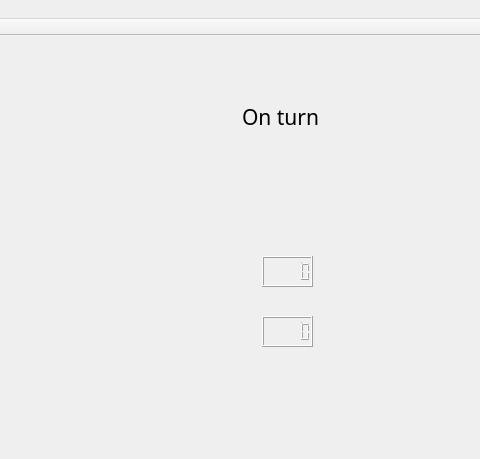
The window that src/gui/mainwindow.ui (enkelli/icp) describes before a commit, drawn with Qt 5; both pictures show x 478 to 958 and y 0 to 459 of the 958 by 666 pixel window.
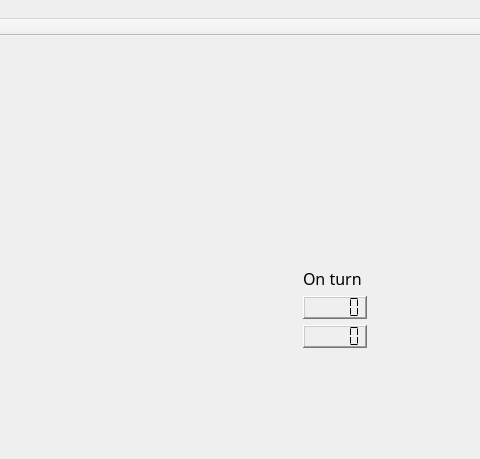
The same window after the commit. Icons and pictures are not drawn.

Commit message: gui: change score counter graphics

```diff
--- a/src/gui/mainwindow.ui
+++ b/src/gui/mainwindow.ui
@@ -37,25 +37,66 @@
     </property>
     <layout class="QGridLayout" name="gridLayout"/>
    </widget>
+   <widget class="QWidget" name="">
+    <property name="geometry">
+     <rect>
+      <x>770</x>
+      <y>220</y>
+      <width>115</width>
+      <height>143</height>
+     </rect>
+    </property>
+    <layout class="QFormLayout" name="formLayout">
+     <item row="0" column="0">
+      <widget class="QLabel" name="labelOnTurn">
+       <property name="font">
+        <font>
+         <family>TeX Gyre Bonum Math</family>
+         <pointsize>16</pointsize>
+        </font>
+       </property>
+       <property name="text">
+        <string>&lt;html&gt;&lt;head/&gt;&lt;body&gt;&lt;p&gt;&lt;span style=&quot; font-size:12pt;&quot;&gt;On turn&lt;/span&gt;&lt;/p&gt;&lt;/body&gt;&lt;/html&gt;</string>
+       </property>
+      </widget>
+     </item>
+     <item row="0" column="1">
+      <widget class="QLabel" name="labelOnTurnStone">
+       <property name="text">
+        <string/>
+       </property>
+       <property name="pixmap">
+        <pixmap resource="resources.qrc">:/img/black.png</pixmap>
+       </property>
+      </widget>
+     </item>
+     <item row="1" column="0">
    <widget class="QLCDNumber" name="scoreBlack">
-    <property name="geometry">
-     <rect>
-      <x>740</x>
-      <y>220</y>
-      <width>51</width>
-      <height>31</height>
-     </rect>
-    </property>
-   </widget>
+       <property name="font">
+        <font>
+         <pointsize>11</pointsize>
+        </font>
+       </property>
+       <property name="frameShape">
+        <enum>QFrame::WinPanel</enum>
+       </property>
+       <property name="segmentStyle">
+        <enum>QLCDNumber::Flat</enum>
+       </property>
+      </widget>
+     </item>
+     <item row="1" column="1">
+      <widget class="QLabel" name="labelBlackStone">
+       <property name="text">
+        <string/>
+       </property>
+       <property name="pixmap">
+        <pixmap resource="resources.qrc">:/img/black.png</pixmap>
+       </property>
+      </widget>
+     </item>
+     <item row="2" column="0">
    <widget class="QLCDNumber" name="scoreWhite">
-    <property name="geometry">
-     <rect>
-      <x>740</x>
-      <y>280</y>
-      <width>51</width>
-      <height>31</height>
-     </rect>
-    </property>
     <property name="font">
      <font>
       <pointsize>14</pointsize>
@@ -64,35 +105,19 @@
       <bold>false</bold>
      </font>
     </property>
+       <property name="frameShape">
+        <enum>QFrame::WinPanel</enum>
+       </property>
     <property name="smallDecimalPoint">
      <bool>false</bool>
     </property>
-   </widget>
-   <widget class="QLabel" name="labelBlackStone">
-    <property name="geometry">
-     <rect>
-      <x>820</x>
-      <y>220</y>
-      <width>41</width>
-      <height>41</height>
-     </rect>
-    </property>
-    <property name="text">
-     <string/>
-    </property>
-    <property name="pixmap">
-     <pixmap resource="resources.qrc">:/img/black.png</pixmap>
-    </property>
-   </widget>
+       <property name="segmentStyle">
+        <enum>QLCDNumber::Flat</enum>
+       </property>
+      </widget>
+     </item>
+     <item row="2" column="1">
    <widget class="QLabel" name="labelWhiteStone">
-    <property name="geometry">
-     <rect>
-      <x>820</x>
-      <y>280</y>
-      <width>41</width>
-      <height>41</height>
-     </rect>
-    </property>
     <property name="text">
      <string/>
     </property>
@@ -100,40 +125,8 @@
      <pixmap resource="resources.qrc">:/img/white.png</pixmap>
     </property>
    </widget>
-   <widget class="QLabel" name="labelOnTurn">
-    <property name="geometry">
-     <rect>
-      <x>720</x>
-      <y>60</y>
-      <width>91</width>
-      <height>41</height>
-     </rect>
-    </property>
-    <property name="font">
-     <font>
-      <family>TeX Gyre Bonum Math</family>
-      <pointsize>16</pointsize>
-     </font>
-    </property>
-    <property name="text">
-     <string>On turn</string>
-    </property>
-   </widget>
-   <widget class="QLabel" name="labelOnTurnStone">
-    <property name="geometry">
-     <rect>
-      <x>820</x>
-      <y>60</y>
-      <width>41</width>
-      <height>41</height>
-     </rect>
-    </property>
-    <property name="text">
-     <string/>
-    </property>
-    <property name="pixmap">
-     <pixmap resource="resources.qrc">:/img/black.png</pixmap>
-    </property>
+     </item>
+    </layout>
    </widget>
   </widget>
   <widget class="QMenuBar" name="menuBar">
```
Left out of the diff: 2 changed lines with no effect on the pictures. Lines whose indentation alone changed are shown as unchanged.
